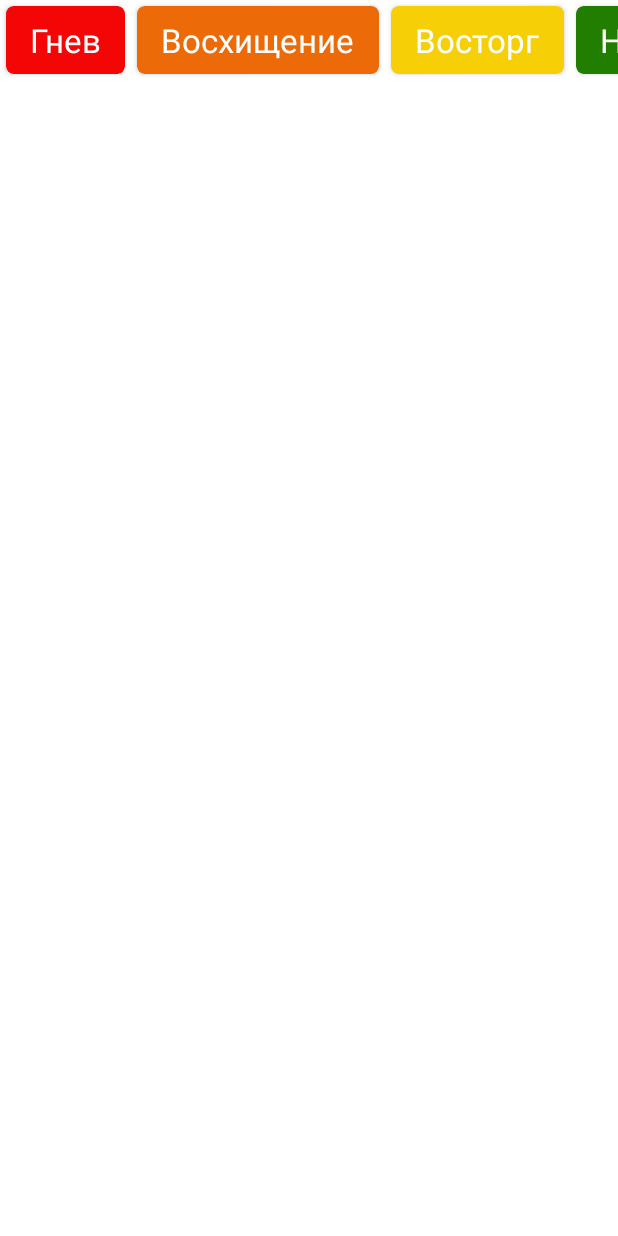
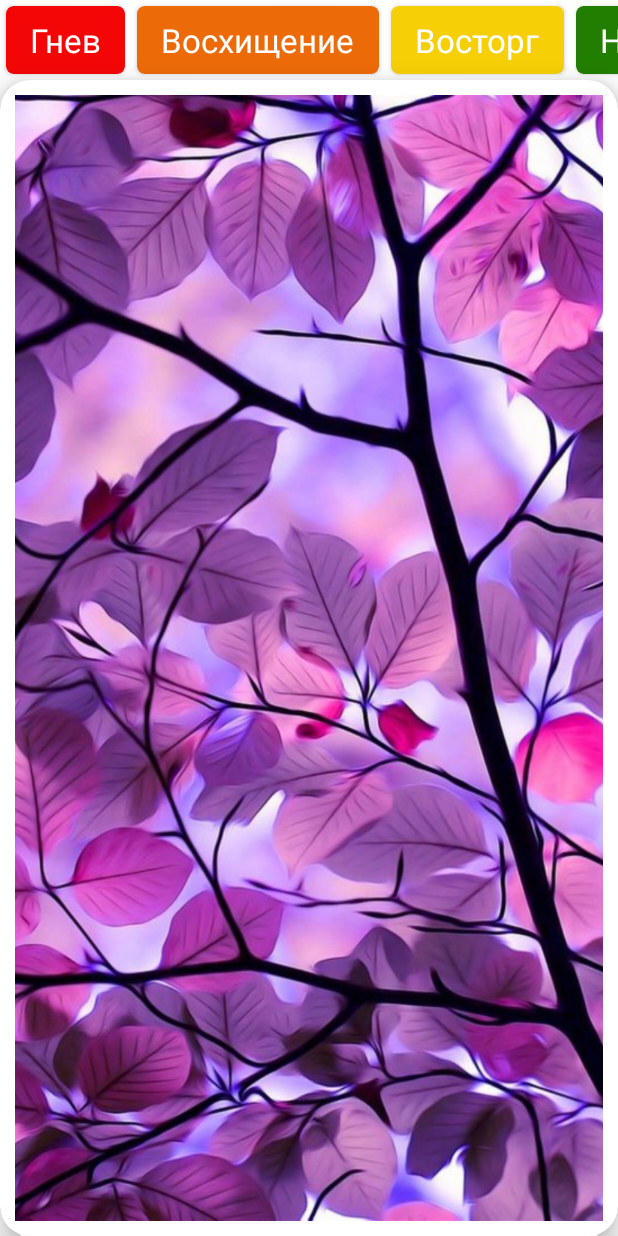
Before and after one commit to kosstyango/StatusGenerator, an Android app: the screen it shows after launch (MainActivity), on a phone screen of 412 x 824 dp. Run offline under Robolectric (Android 15) with nearby library versions, the phone set to English and light mode, and no system bars; our stand-ins replace AdMob; pictures from the network do not load; 3 statements that could not run were skipped.

Commit message:
third commit

```diff
--- a/app/src/main/res/layout/activity_main.xml
+++ b/app/src/main/res/layout/activity_main.xml
@@ -26,4 +26,23 @@
         app:layout_constraintStart_toStartOf="parent"
         app:layout_constraintTop_toTopOf="parent" />
 
+    <androidx.cardview.widget.CardView
+        android:layout_width="0dp"
+        android:layout_height="0dp"
+        app:cardCornerRadius="20dp"
+        app:cardElevation="10dp"
+        app:layout_constraintBottom_toTopOf="@+id/adView"
+        app:layout_constraintEnd_toEndOf="parent"
+        app:layout_constraintStart_toStartOf="parent"
+        app:layout_constraintTop_toBottomOf="@+id/rcViewCat">
+
+        <ImageView
+            android:id="@+id/imageBg"
+            android:layout_width="wrap_content"
+            android:layout_height="wrap_content"
+            android:layout_margin="10dp"
+            android:scaleType="centerCrop"
+            app:srcCompat="@drawable/fiolet" />
+    </androidx.cardview.widget.CardView>
+
 </androidx.constraintlayout.widget.ConstraintLayout>
```
Also changed, not shown: app/src/main/java/com/example/bestfitnessapp/MainActivity.kt (+24 -0 lines), app/src/main/java/com/example/bestfitnessapp/adapters/MainConst.kt (added, +21 -0 lines), app/src/main/res/drawable/fiolet.jpg (added), app/src/main/res/drawable/kolos.jpg (added), app/src/main/res/drawable/pink.jpg (added), app/src/main/res/drawable/redwood.jpg (added), app/src/main/res/drawable/retreat.jpg (added), app/src/main/res/drawable/road.jpg (added), app/src/main/res/drawable/smoothsailing.jpg (added), app/src/main/res/drawable/snakeriver.jpg (added), app/src/main/res/drawable/sunset.jpg (added), app/src/main/res/drawable/tropicalretreat.jpg (added), 3 other files.
